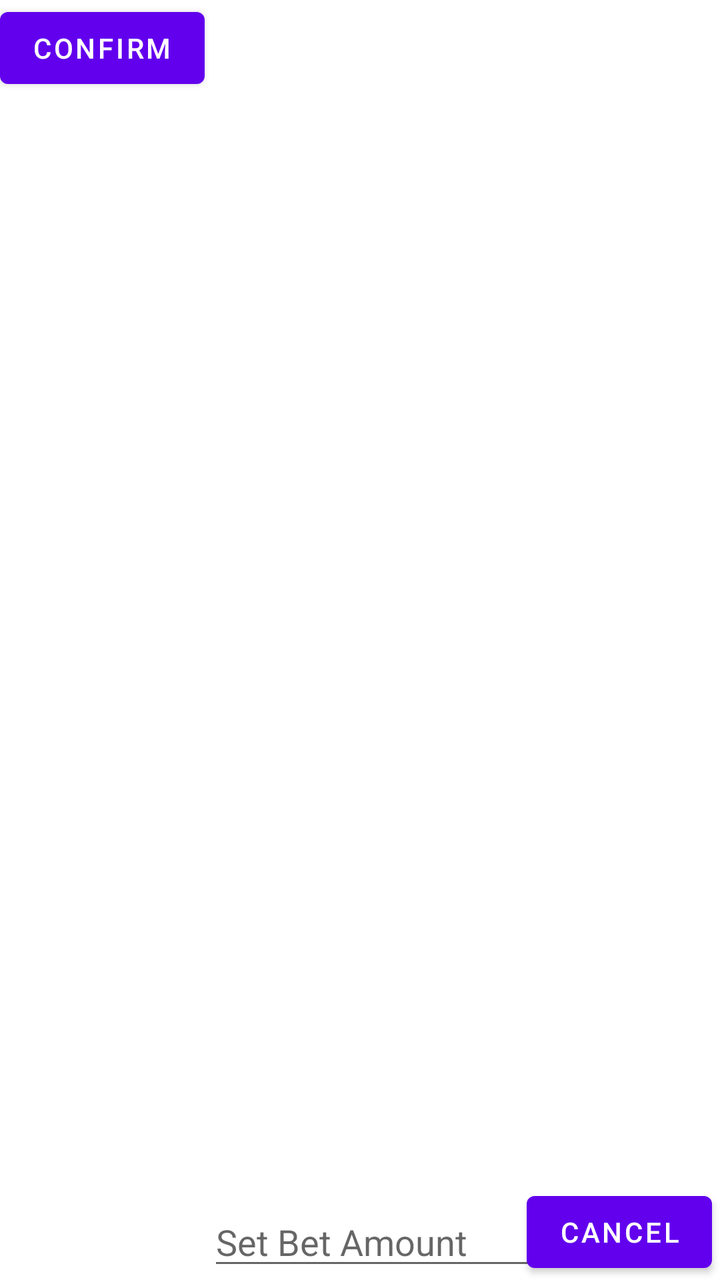
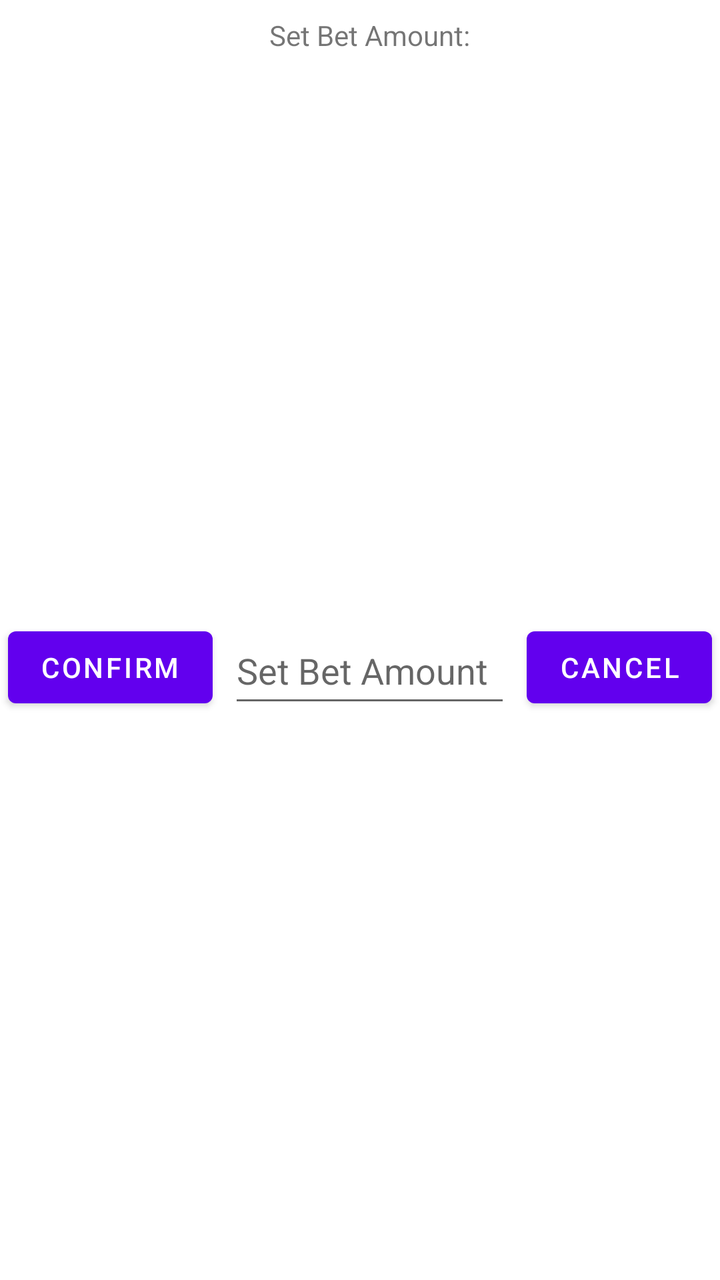

An Android layout rendered at two revisions. The XML below is the earlier revision; the diff shows what the commit changed to produce the second picture.
<!-- AndroidManifest.xml: application theme Theme.GamblingBadger -->
<!-- res/layout/blackjack_set_bet_popup.xml -->
<?xml version="1.0" encoding="utf-8"?>
<androidx.constraintlayout.widget.ConstraintLayout xmlns:android="http://schemas.android.com/apk/res/android"
    xmlns:app="http://schemas.android.com/apk/res-auto"
    xmlns:tools="http://schemas.android.com/tools"
    android:layout_width="match_parent"
    android:layout_height="wrap_content">

    <Button
        android:id="@+id/ConfirmButton"
        android:layout_width="wrap_content"
        android:layout_height="wrap_content"
        android:text="Confirm"
        app:layout_constraintBottom_toBottomOf="parent"
        app:layout_constraintEnd_toStartOf="@+id/CancelButton"
        app:layout_constraintHorizontal_bias="0.0"
        app:layout_constraintStart_toStartOf="parent"
        app:layout_constraintTop_toTopOf="parent"
        app:layout_constraintVertical_bias="0.0" />

    <Button
        android:id="@+id/CancelButton"
        android:layout_width="wrap_content"
        android:layout_height="wrap_content"
        android:layout_marginEnd="4dp"
        android:text="Cancel"
        app:layout_constraintBottom_toBottomOf="parent"
        app:layout_constraintEnd_toEndOf="parent"
        app:layout_constraintTop_toTopOf="parent"
        app:layout_constraintVertical_bias="1.0" />

    <EditText
        android:id="@+id/TextInputSetBet"
        android:layout_width="wrap_content"
        android:layout_height="wrap_content"
        android:layout_marginStart="104dp"
        android:ems="10"
        android:hint="Set Bet Amount"
        android:inputType="textPersonName"
        android:text=""
        app:layout_constraintBottom_toBottomOf="parent"
        app:layout_constraintStart_toStartOf="parent"
        app:layout_constraintTop_toTopOf="parent"
        app:layout_constraintVertical_bias="1.0" />
</androidx.constraintlayout.widget.ConstraintLayout>
<!-- resources referenced by this layout -->
<resources>
  <style name="Theme.GamblingBadger" parent="Theme.MaterialComponents.DayNight.DarkActionBar">
          
          <item name="colorPrimary">@color/purple_500</item>
          <item name="colorPrimaryVariant">@color/purple_700</item>
          <item name="colorOnPrimary">@color/white</item>
          
          <item name="colorSecondary">@color/teal_200</item>
          <item name="colorSecondaryVariant">@color/teal_700</item>
          <item name="colorOnSecondary">@color/black</item>
          
          <item name="android:statusBarColor" tools:targetApi="l">?attr/colorPrimaryVariant</item>
          
      </style>
  <color name="purple_500">#FF6200EE</color>
  <color name="purple_700">#FF3700B3</color>
  <color name="white">#FFFFFFFF</color>
  <color name="teal_200">#FF03DAC5</color>
  <color name="teal_700">#FF018786</color>
  <color name="black">#FF000000</color>
</resources>

<!-- the commit's change to res/layout/blackjack_set_bet_popup.xml (unified diff, before → after) -->
@@ -5,17 +5,27 @@
     android:layout_width="match_parent"
     android:layout_height="wrap_content">
 
+    <TextView
+        android:id="@+id/instructionTextView"
+        android:layout_width="wrap_content"
+        android:layout_height="wrap_content"
+        android:layout_marginTop="8dp"
+        android:text="Set Bet Amount:"
+        app:layout_constraintEnd_toEndOf="@+id/TextInputSetBet"
+        app:layout_constraintStart_toStartOf="@+id/TextInputSetBet"
+        app:layout_constraintTop_toTopOf="parent" />
+
     <Button
         android:id="@+id/ConfirmButton"
         android:layout_width="wrap_content"
         android:layout_height="wrap_content"
+        android:layout_marginStart="4dp"
         android:text="Confirm"
-        app:layout_constraintBottom_toBottomOf="parent"
+        app:layout_constraintBottom_toBottomOf="@+id/TextInputSetBet"
         app:layout_constraintEnd_toStartOf="@+id/CancelButton"
         app:layout_constraintHorizontal_bias="0.0"
         app:layout_constraintStart_toStartOf="parent"
-        app:layout_constraintTop_toTopOf="parent"
-        app:layout_constraintVertical_bias="0.0" />
+        app:layout_constraintTop_toTopOf="@+id/TextInputSetBet" />
 
     <Button
         android:id="@+id/CancelButton"
@@ -23,22 +33,24 @@
         android:layout_height="wrap_content"
         android:layout_marginEnd="4dp"
         android:text="Cancel"
-        app:layout_constraintBottom_toBottomOf="parent"
+        app:layout_constraintBottom_toBottomOf="@+id/TextInputSetBet"
         app:layout_constraintEnd_toEndOf="parent"
-        app:layout_constraintTop_toTopOf="parent"
-        app:layout_constraintVertical_bias="1.0" />
+        app:layout_constraintTop_toTopOf="@+id/TextInputSetBet" />
 
     <EditText
         android:id="@+id/TextInputSetBet"
-        android:layout_width="wrap_content"
-        android:layout_height="wrap_content"
-        android:layout_marginStart="104dp"
+        android:layout_width="0dp"
+        android:layout_height="50dp"
+        android:layout_marginStart="8dp"
+        android:layout_marginTop="8dp"
+        android:layout_marginEnd="8dp"
+        android:layout_marginBottom="8dp"
         android:ems="10"
         android:hint="Set Bet Amount"
         android:inputType="textPersonName"
         android:text=""
         app:layout_constraintBottom_toBottomOf="parent"
-        app:layout_constraintStart_toStartOf="parent"
-        app:layout_constraintTop_toTopOf="parent"
-        app:layout_constraintVertical_bias="1.0" />
+        app:layout_constraintEnd_toStartOf="@+id/CancelButton"
+        app:layout_constraintStart_toEndOf="@+id/ConfirmButton"
+        app:layout_constraintTop_toBottomOf="@+id/instructionTextView" />
 </androidx.constraintlayout.widget.ConstraintLayout>
